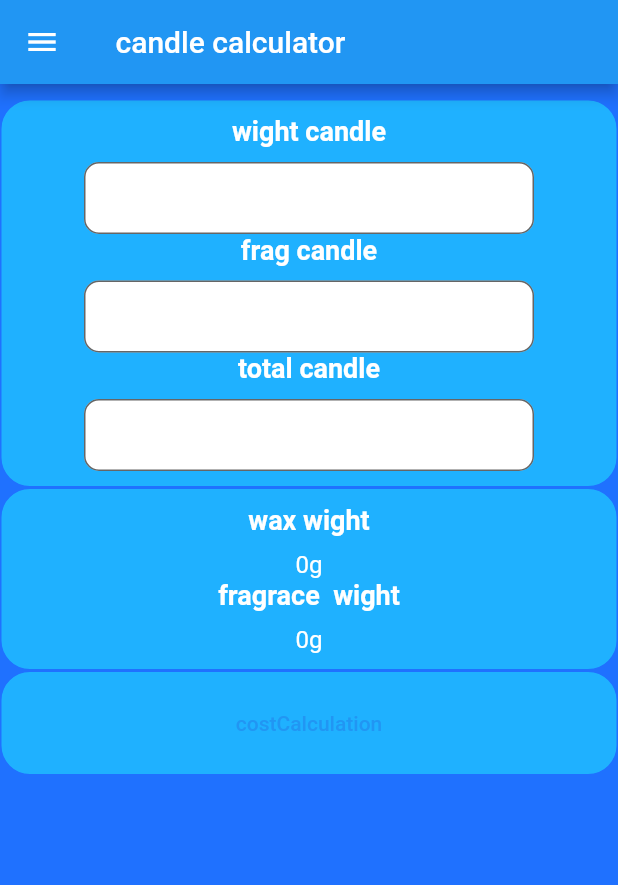
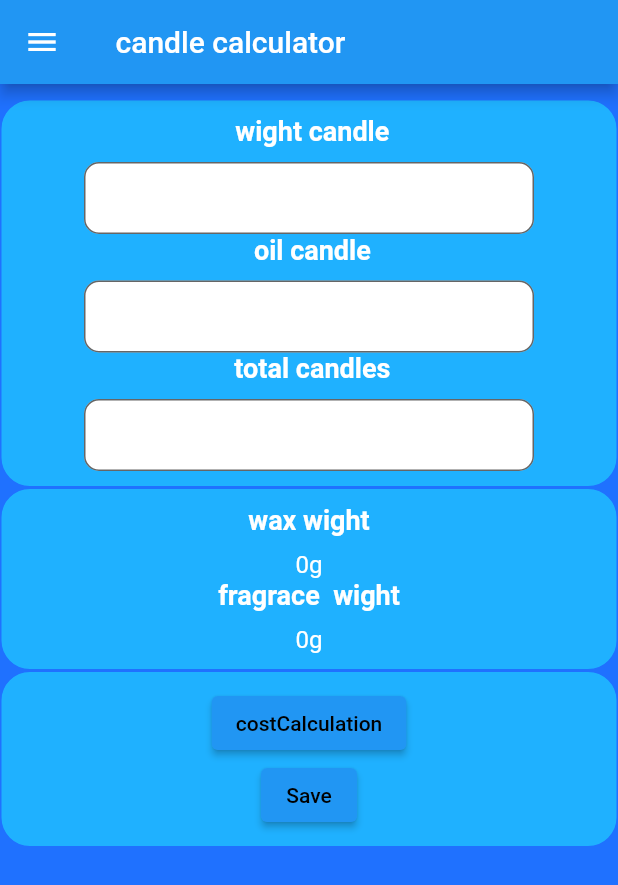
Before and after one commit to abdohass/candle3, a Flutter app: the screen it shows after launch, on a phone screen of 412 x 824 dp. Shown: the top 885 px of the screen. Run offline on Flutter 3.47's test engine with Material 2 defaults, Android fonts, the phone set to English and light mode, and no system bars; our stand-ins replace hive, hive_flutter, shared_preferences; accounts and stored records are empty; statements that could not run were skipped.

Commit message:
2/8/after after button save on the first screen

```diff
--- a/assets/lang/ar.json
+++ b/assets/lang/ar.json
@@ -12,5 +12,8 @@
 
   "Arabic" : "عربي",
 
-  "my templets" : " النماذج السابقة"
+  "my templets" : " النماذج السابقة",
+  "wight candle" : "الوزن المطلوب",
+  "oil candle" : "ادخل الزيت ",
+  "total candles" : "عدد الشموع"
 }
--- a/assets/lang/en.json
+++ b/assets/lang/en.json
@@ -10,6 +10,9 @@
   "App language" : "App language" ,
   "Arabic" : "Arabic" ,
   "my templets" : "my templets" ,
-  "oil candle" : "oil candle"
+  "oil candle" : "oil candle",
+  "wight candle" : "wight candle" ,
+  "oil candle" :"oil candle",
+  "total candles": "total candles"
 
 }
--- a/lib/sreens/firstscreen.dart
+++ b/lib/sreens/firstscreen.dart
@@ -134,6 +134,29 @@ String unitfo ='g';
       }
     });
   }
+  void saveData() {
+    if (fragranceOilController.text.isEmpty || totalWightController.text.isEmpty) {
+      ScaffoldMessenger.of(context).showSnackBar(
+        SnackBar(
+          content: Text("Please fill all the fields."),
+          backgroundColor: Colors.red,
+        ),
+      );
+      return;
+    }
+
+    // Save the data in MyTemplets screen
+    Navigator.push(context, MaterialPageRoute(
+      builder: (context) {
+        return MyTemplets(
+          resultwax: resultwax,
+          resultfo: resultfo,
+        );
+      },
+    ));
+  }
+
+
 
   Widget myTextfeild (title , controller  ){
 
@@ -288,7 +311,7 @@ changeLang(context, Language(id: 1, name: "English", languageCode: "us"));
               mainAxisSize: MainAxisSize.min,
               children: <Widget>[
                 myTextfeild(
-                     'wight candle',
+                  " ${getLang(context, "wight candle")}",
                     totalWightController , ),
                     // onChange: (v) { setState(() {  calculate();
                     //
@@ -305,10 +328,11 @@ changeLang(context, Language(id: 1, name: "English", languageCode: "us"));
   // controller: talWtoightController,),
                 myTextfeild(
 
-                  'frag candle',
+                  " ${getLang(context, "oil candle")}",
                   fragranceOilController , ),
 
-                  myTextfeild("total candle", totalCandlesController),
+                  myTextfeild( " ${getLang(context, "total candles")}"
+                      , totalCandlesController),
 
                   //   title: 'fragranceoil candle',
                   //   onChange: (value) { setState(() {
@@ -353,9 +377,9 @@ changeLang(context, Language(id: 1, name: "English", languageCode: "us"));
             child: Column(
               mainAxisSize: MainAxisSize.min,
               children: <Widget>[
-                TextButton(
+                ElevatedButton(
                   style: ButtonStyle(
-                    foregroundColor: MaterialStateProperty.all<Color>(Colors.blue),
+                    foregroundColor: MaterialStateProperty.all<Color>(Colors.black),
                   ),
                   onPressed: () {
                     Navigator.push(context, MaterialPageRoute(
@@ -364,6 +388,13 @@ changeLang(context, Language(id: 1, name: "English", languageCode: "us"));
                     },));
                   },
                   child: Text('costCalculation'),
+                ),
+                ElevatedButton(
+                  style: ButtonStyle(
+                    foregroundColor: MaterialStateProperty.all<Color>(Colors.black),
+                  ),
+                  onPressed: saveData,
+                  child: Text('Save'),
                 ),
 
                 //TextTitle(title: 'fragrace  wight', value:'$resultfo'),
```
